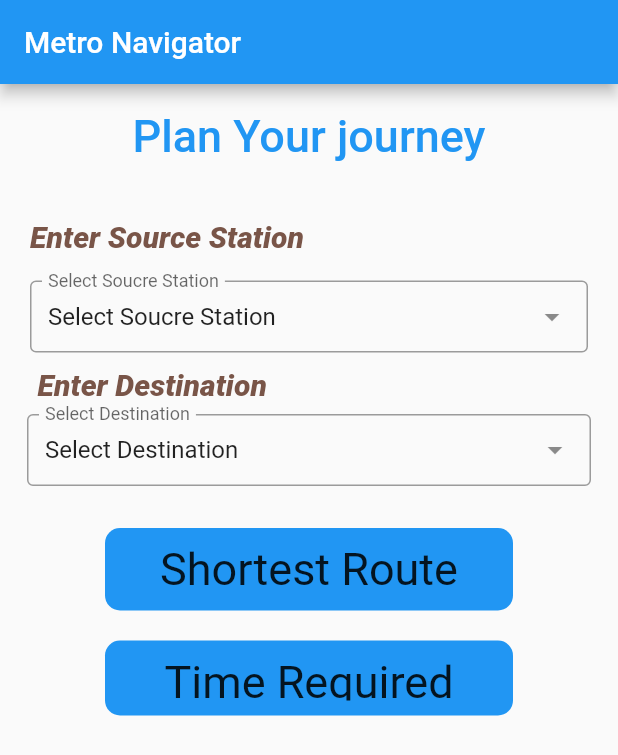
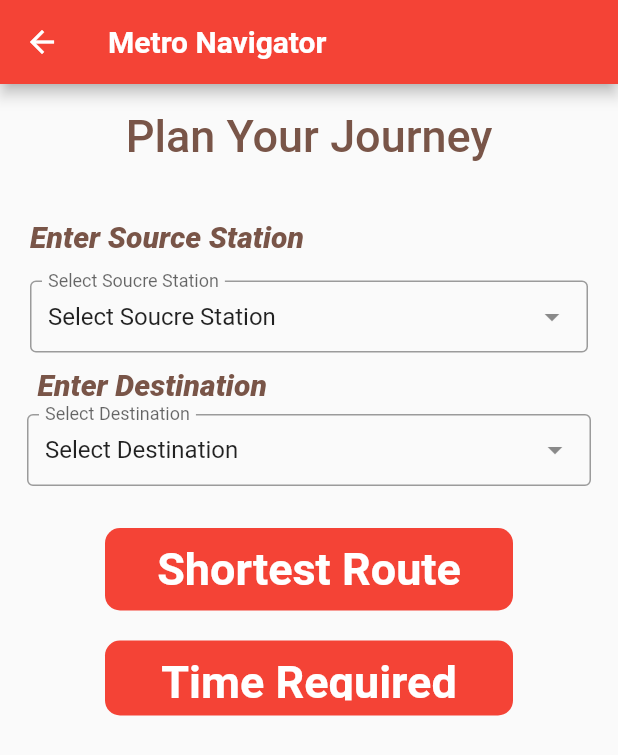
Before and after one commit to harsharora1710/metronavigator, a Flutter app: the screen it shows after launch, after a tap on "Time/Route", on a phone screen of 412 x 824 dp. Shown: the top 755 px of the screen. Run offline on Flutter 3.47's test engine with Material 2 defaults, Android fonts, the phone set to English and light mode, and no system bars; drawn by our look-alikes of dropdown_search; missing offline and left inert: metro_icons.

Commit message:
Changed Icon

```diff
--- a/lib/listspresent.dart
+++ b/lib/listspresent.dart
@@ -18,9 +18,9 @@ class LongList extends StatelessWidget {
                 child: Column(
                   crossAxisAlignment: CrossAxisAlignment.start,
                   children: [
-                    Text(listOfItems[index].toString().toUpperCase(), style: const TextStyle(color: Colors.blueGrey,
+                    Text(listOfItems[index].toString().toUpperCase(), style: const TextStyle(color: Colors.red,
                   fontWeight: FontWeight.w400,
-                  fontSize: 20 ,fontStyle: FontStyle.italic ),)
+                  fontSize: 20 ,fontStyle: FontStyle.italic, ),)
                  //   Text('Sample subtitle for item $index'),
                   ],
                 ),
--- a/lib/main.dart
+++ b/lib/main.dart
@@ -2,7 +2,6 @@ import 'dart:async';
 import 'package:metro_icons/metro_icons.dart';
 import 'package:flutter/cupertino.dart';
 import 'package:flutter/material.dart';
-import 'fare.dart';
 import 'route.dart';
 import 'metroMap.dart';
 void main() {
@@ -41,12 +40,12 @@ class _PageState extends State<Page> {
   @override
   void initState() {
     super.initState();
-    Timer(const Duration(seconds: 3),
+    Timer(const Duration(seconds: 2),
             () =>
             Navigator.pushReplacement(context,
                 MaterialPageRoute(builder:
                     (context) =>
-                    SecondScreen()
+                    const SecondScreen()
                 )
             )
     );
@@ -55,10 +54,9 @@ class _PageState extends State<Page> {
   Widget build(BuildContext context) {
     return Container(
         color: Colors.white,
-        child: FlutterLogo(size: MediaQuery
-            .of(context)
-            .size
-            .height)
+        child: const Image(
+          image: AssetImage('images/metro3.png'),
+        ),
     );
   }
   }
@@ -74,19 +72,25 @@ class _PageState extends State<Page> {
     @override
     Widget build(BuildContext context) {
       return Scaffold(
-        appBar: AppBar(backgroundColor: Colors.blue,
-          title: Center(child: const Text('METRO NAVIGATOR',style: TextStyle(fontWeight: FontWeight.bold),)),
+        appBar: AppBar(backgroundColor: Colors.red,
+          title: const Center(child: Text('METRO NAVIGATOR',style: TextStyle(fontWeight: FontWeight.bold),)),
         ),
         body: Column(
           //     mainAxisAlignment: MainAxisAlignment.spaceBetween,
           crossAxisAlignment: CrossAxisAlignment.center,
           children: [
+          const SizedBox(
+            height: 30,
+          ),
             Container(
                 height:400,
                 child: const Image(
                   //     height: 1000,
-                  image: AssetImage('images/metro1.jpg',),)),
+                  image: AssetImage('images/metro3.png',),)),
             //   const MyStatefulWidget(),
+            const SizedBox(
+              height: 40,
+            ),
             GestureDetector( onTap: (){
               Navigator.push(context, CupertinoPageRoute(builder: (context) {
                 return MetroMap();
@@ -120,14 +124,6 @@ class _PageState extends State<Page> {
           ],
         ),
       );
-
-
-
-
-
-
-
-
     }
   }
 
@@ -140,12 +136,12 @@ class BasicBox extends StatelessWidget {
   {
 
     return Container(
-      decoration: BoxDecoration(borderRadius: BorderRadius.circular(50),color: Colors.blue),
+      decoration: BoxDecoration(borderRadius: BorderRadius.circular(50),color: Colors.red),
       width: double.infinity,
       //  color: Colors.blue,
       padding: const EdgeInsets.all(20),
-      margin: const EdgeInsets.only(left: 70,right: 70),
-      child:  Center(child: Text(heading,style: const TextStyle(fontSize: 40))),
+      margin: const EdgeInsets.only(left: 50,right: 50),
+      child:  Center(child: Text(heading,style: const TextStyle(fontSize: 40,color: Colors.white,fontWeight: FontWeight.w700))),
     );
   }
 }
@@ -156,12 +152,12 @@ class BasicBox2 extends StatelessWidget {
   @override
   Widget build(BuildContext context) {
     return Container(
-      decoration: BoxDecoration(borderRadius: BorderRadius.circular(10), color: Colors.blue),
+      decoration: BoxDecoration(borderRadius: BorderRadius.circular(10), color: Colors.red),
       width: double.infinity,
       //  color: Colors.blue,
       padding: const EdgeInsets.all(10),
       margin: const EdgeInsets.only(left: 50,right: 50),
-      child:  Center(child: Text(heading,style: const TextStyle(fontSize: 30))),
+      child:  Center(child: Text(heading,style: const TextStyle(fontSize: 30,color: Colors.white,fontWeight: FontWeight.w700))),
     );
   }
 }
--- a/lib/route.dart
+++ b/lib/route.dart
@@ -1,10 +1,7 @@
 import 'package:dropdown_search/dropdown_search.dart';
 import 'package:flutter/material.dart';
-//import 'package:search_choices/search_choices.dart';
-import 'package:dropdown_search/dropdown_search.dart';
 import 'package:wer/pathFinder.dart';
 import 'main.dart';
-import 'pathFinder.dart';
 import 'package:flutter/cupertino.dart';
 import 'package:http/http.dart' as http;
 import 'dart:convert';
@@ -18,13 +15,10 @@ class RouteProv extends StatelessWidget {
 
   @override
   Widget build(BuildContext context) {
-    return MaterialApp(debugShowCheckedModeBanner: false,
-      title:  _title,
-      home: Scaffold(
-        appBar: AppBar(title: const Text(_title)),
+    return Scaffold(
+        appBar: AppBar(title: const Text('Metro Navigator',style: TextStyle(fontWeight: FontWeight.w700,),),backgroundColor: Colors.red,),
         body: const MyStatefulWidget(),
-      ),
-    );
+      );
   }
 }
 
@@ -66,12 +60,7 @@ class _MyStatefulWidgetState extends State<MyStatefulWidget> {
   Future<dynamic> fetchAlbum() async {
     final response = await http
         .get(Uri.parse('https://us-central1-delhimetroapi.cloudfunctions.net/route-get?from=$Source&to=$Dest'));
-
-
     if (response.statusCode == 200) {
-      // If the server did return a 200 OK response,
-      // then parse the JSON.
-      //  print (Album.fromJson(jsonDecode(response.body)));
       var data= response.body.toString();
       var patth= jsonDecode(data)["path"];
       var timee= jsonDecode(data)["time"].round();
@@ -104,9 +93,9 @@ class _MyStatefulWidgetState extends State<MyStatefulWidget> {
                 alignment: Alignment.center,
               //  padding: const EdgeInsets.all(20),
                 child: const Text(
-                  'Plan Your journey',
+                  'Plan Your Journey',
                   style: TextStyle(
-                      color: Colors.blue,
+                      color: Colors.brown,
                       fontWeight: FontWeight.w500,
                       fontSize: 30),
                 )),
@@ -139,8 +128,6 @@ class _MyStatefulWidgetState extends State<MyStatefulWidget> {
                             //to show search box
                             showSearchBox: true,
                             showSelectedItem: true,
-                            //list of dropdown items
-                          //  items: const ['Jahengirpuri','Alpha 1','Arthala','Dwarka','Palam','Kashmere Gate','chandni chowk','Karol Bagh','Noida Sector 61','Rajiv Chowk','Jahengirpuri','Kashmere Gate','Chandni Chowk','Karol Bagh','Noida Sector 61','rajiv chowk'],
                             items: listOfStations,
                             label: "Select Soucre Station",
                             onChanged: itemSelectionChangedSource,
@@ -165,38 +152,16 @@ class _MyStatefulWidgetState extends State<MyStatefulWidget> {
                   fontWeight: FontWeight.w800,
                   fontSize: 20 ,fontStyle: FontStyle.italic )),
             ),
-            // Container(
-            //   padding: const EdgeInsets.fromLTRB(10, 10, 10, 0),
-            //   child: const TextField(
-            //
-            //     decoration: InputDecoration(
-            //       border: OutlineInputBorder(),
-            //       labelText: 'Destination',
-            //     ),
-            //   ),
-            // ),
-            // Row(
-            //   children: [
-            //     Expanded(
-            //       child: DropdownSearch<String>(
-            //         items: ['jahengirpuri','kashmere gate','chandni chowk','karol bagh','noida sector 61','rajiv chowk','enter source station','jahengirpuri','kashmere gate','chandni chowk','karol bagh','noida sector 61','rajiv chowk'],
-            //       ),
-            //     ),
-            //
-            //   ],
-            // ),
+
 
             Padding(
               padding: const EdgeInsets.all(8.0),
               child: DropdownSearch<String>(
-                //mode of dropdown
                 mode: Mode.DIALOG,
-                //to show search box
                 showSearchBox: true,
                 showSelectedItem: true,
-                //list of dropdown items
-            //      items: ['jahengirpuri','Dwarka','Palam','kashmere gate','chandni chowk','karol bagh','noida sector 61','rajiv chowk','enter source station','jahengirpuri','kashmere gate','chandni chowk','karol bagh','noida sector 61','rajiv chowk'],
-             //   items: const ['Jahengirpuri','Alpha 1','Arthala','kashmere gate','Dwarka','Palam','chandni chowk','Karol Bagh','Noida Sector 61','Rajiv Chowk','Jahengirpuri','Kashmere Gate','Chandni Chowk','Karol Bagh','Noida Sector 61','rajiv chowk'],
+
+
                items: listOfStations,
                 label: "Select Destination",
                 onChanged: itemSelectionChangedDest,
@@ -218,22 +183,10 @@ class _MyStatefulWidgetState extends State<MyStatefulWidget> {
                   ),
                   );
                 });
-
-                // Navigator.push(context, CupertinoPageRoute(builder: (context) {
-                //   return PathFinder(source: Source, dest: Dest);
-                // },
-                // ),
-                // );
               },
                   child: BasicBox2(heading: 'Shortest Route'),
               ),
-                // child: ElevatedButton(
-                //   child: const Text('Shortest Route',style: TextStyle(fontSize: 20),),
-                //   onPressed: () {
-                //     print(nameController.text);
-                //     print(passwordController.text);
-                //   },
-                // )
+
             ),
             SizedBox(height: 20,),
             Container(
@@ -252,17 +205,10 @@ class _MyStatefulWidgetState extends State<MyStatefulWidget> {
                     child: BasicBox2(heading: 'Time Required',)
                 ),
 
-                // child: ElevatedButton(
-                //   child: const Text('Fare required',style: TextStyle(fontSize: 20),),
-                //   onPressed: () {
-                //     print(nameController.text);
-                //     print(passwordController.text);
-                //   },
-                // )
+
+
             ),
-            // Container(
-            //   child: Text('$ttt',style: TextStyle(fontSize: 30),)
-            // )
+
 
           ],
         ));
```
Also changed, not shown: lib/fare.dart (deleted, +0 -15 lines), lib/findtime.dart (+4 -4 lines), lib/metroMap.dart (+2 -9 lines), lib/pathFinder.dart (+8 -99 lines), images/metro3.png (added), lib/splashscreen.dart (deleted), 45 other files.
